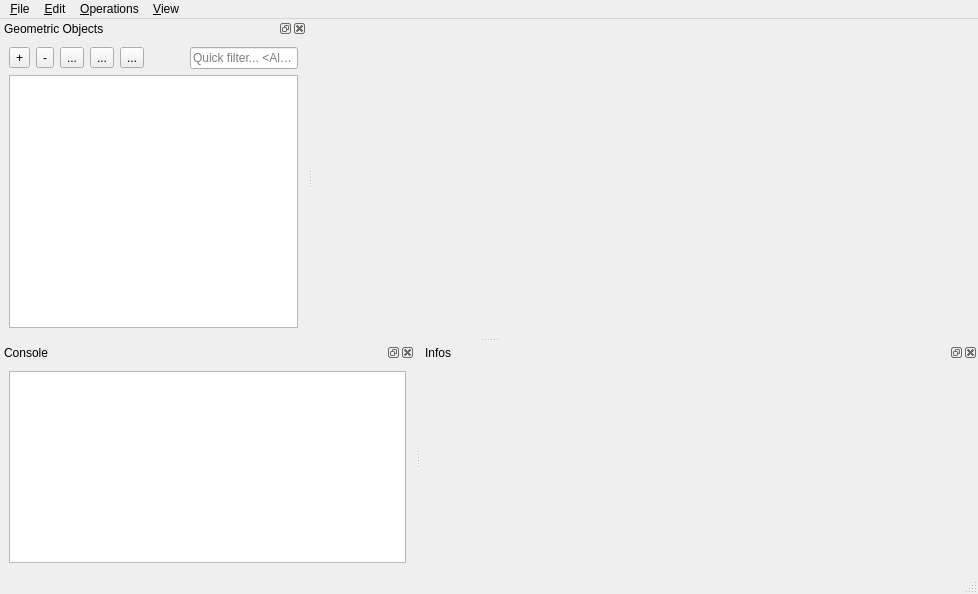
Before: the Qt Designer form Polyhedron/demo/Polyhedron/MainWindow.ui in CGAL/cgal, drawn with Qt 5.
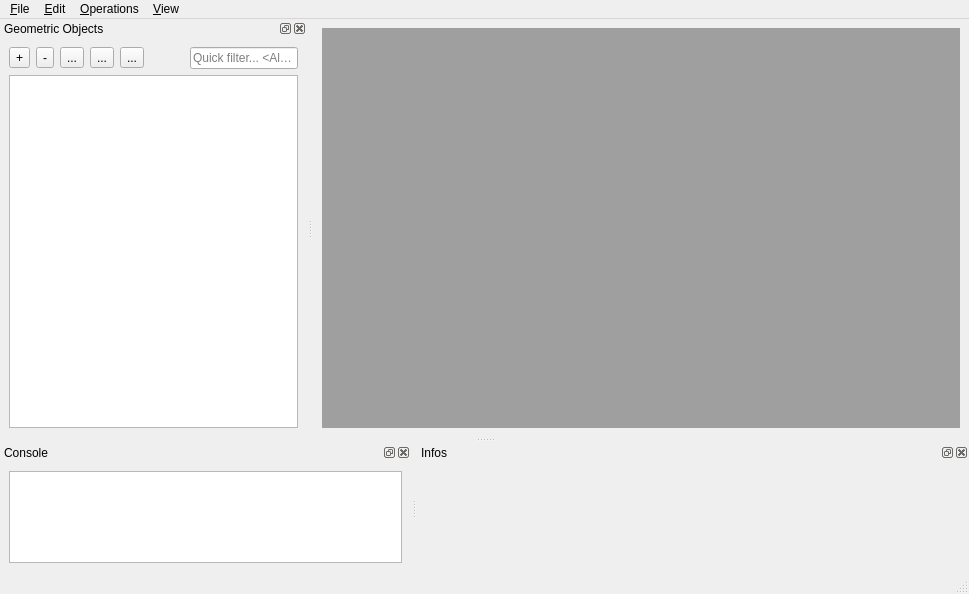
After: the same form once the commit is applied. Icons and pictures are not drawn. Custom widgets are drawn as their Qt base class.

Commit message: Use MDI Area for sub viewers

Diff of the .ui file:
```diff
--- a/Polyhedron/demo/Polyhedron/MainWindow.ui
+++ b/Polyhedron/demo/Polyhedron/MainWindow.ui
@@ -6,7 +6,7 @@
    <rect>
     <x>0</x>
     <y>0</y>
-    <width>978</width>
+    <width>969</width>
     <height>594</height>
    </rect>
   </property>
@@ -20,34 +20,20 @@
   <widget class="QWidget" name="centralwidget">
    <layout class="QVBoxLayout" name="verticalLayout_2">
     <item>
-     <layout class="QHBoxLayout" name="hl" stretch="1,0">
+     <layout class="QHBoxLayout" name="hl" stretch="0">
       <item>
-       <widget class="Viewer" name="viewer" native="true">
+       <widget class="QMdiArea" name="mdiArea">
         <property name="sizePolicy">
-         <sizepolicy hsizetype="Preferred" vsizetype="Preferred">
+         <sizepolicy hsizetype="Minimum" vsizetype="Minimum">
           <horstretch>0</horstretch>
-          <verstretch>1</verstretch>
+          <verstretch>0</verstretch>
          </sizepolicy>
         </property>
+        <property name="tabPosition">
+         <enum>QTabWidget::South</enum>
+        </property>
        </widget>
       </item>
-      <item>
-       <layout class="QGridLayout" name="viewerLayout">
-        <item row="0" column="0">
-         <spacer name="horizontalSpacer_2">
-          <property name="orientation">
-           <enum>Qt::Horizontal</enum>
-          </property>
-          <property name="sizeHint" stdset="0">
-           <size>
-            <width>40</width>
-            <height>20</height>
-           </size>
-          </property>
-         </spacer>
-        </item>
-       </layout>
-      </item>
      </layout>
     </item>
    </layout>
@@ -57,7 +43,7 @@
     <rect>
      <x>0</x>
      <y>0</y>
-     <width>978</width>
+     <width>969</width>
      <height>26</height>
     </rect>
    </property>
@@ -314,8 +300,8 @@
            <rect>
             <x>0</x>
             <y>0</y>
-            <width>536</width>
-            <height>174</height>
+            <width>531</width>
+            <height>85</height>
            </rect>
           </property>
           <layout class="QGridLayout" name="gridLayout">
@@ -520,14 +506,6 @@
    </property>
   </action>
  </widget>
- <customwidgets>
-  <customwidget>
-   <class>Viewer</class>
-   <extends>QWidget</extends>
-   <header>Viewer.h</header>
-   <container>1</container>
-  </customwidget>
- </customwidgets>
  <resources>
   <include location="Polyhedron_3.qrc"/>
   <include location="Polyhedron_3.qrc"/>
```
Left out of the diff: 6 changed lines with no effect on the pictures. The commit also changes 5 other files.
